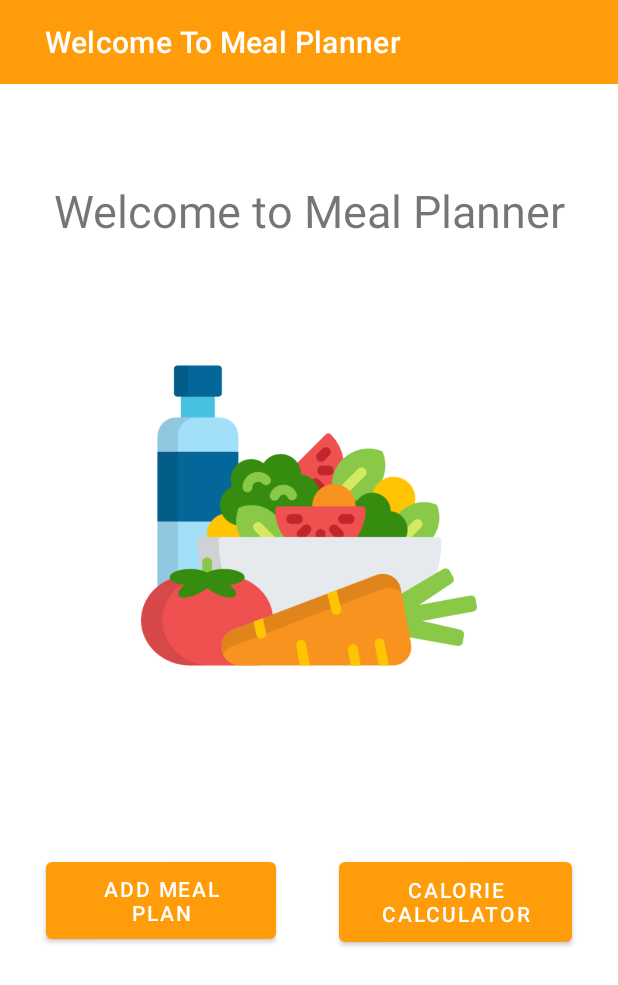
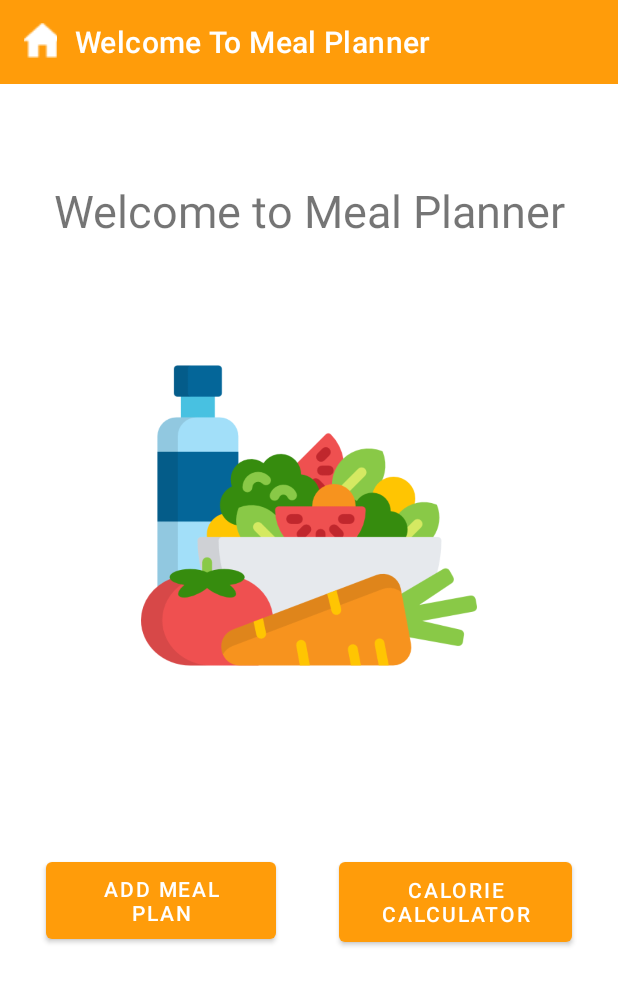
Before and after one commit to MadhaviImashi/4Flicks_BestPlan-application, an Android app: the welcomeMeal screen opened directly, with no data from a screen before it, on a phone screen of 412 x 824 dp. Shown: the top 985 px of the screen. Run offline under Robolectric (Android 15) with nearby library versions, the phone set to English and light mode, and no system bars.

Commit message:
Added home button to toolbar

```diff
--- a/app/src/main/java/com/example/a4flicksapp/welcomeMeal.java
+++ b/app/src/main/java/com/example/a4flicksapp/welcomeMeal.java
@@ -2,16 +2,32 @@ package com.example.a4flicksapp;
 
 import androidx.appcompat.app.AppCompatActivity;
 
+import android.content.Context;
 import android.content.Intent;
 import android.os.Bundle;
 import android.view.View;
+import android.widget.ImageButton;
 
 public class welcomeMeal extends AppCompatActivity {
+
+    private ImageButton homesm;
+    private Context context;
+
 
     @Override
     protected void onCreate(Bundle savedInstanceState) {
         super.onCreate(savedInstanceState);
         setContentView(R.layout.activity_welcome_meal);
+        homesm= findViewById(R.id.mlplhome);
+
+
+        homesm.setOnClickListener(new View.OnClickListener() {
+            @Override
+            public void onClick(View v) {
+                startActivity(new Intent(context,MainActivity.class));
+            }
+        });
+
     }
 
     public void displayaddmeal2(View view){
@@ -27,4 +43,8 @@ public class welcomeMeal extends AppCompatActivity {
 
         startActivity(intent);
     }
+
+
+
+
 }
--- a/app/src/main/res/layout/activity_welcome_meal.xml
+++ b/app/src/main/res/layout/activity_welcome_meal.xml
@@ -17,9 +17,22 @@
         app:layout_constraintEnd_toEndOf="parent"
         app:layout_constraintStart_toStartOf="parent"
         app:layout_constraintTop_toTopOf="parent"
-        app:title="Welcome To Meal Planner"
+        app:title="    Welcome To Meal Planner"
         app:titleMarginStart="30dp"
         app:titleTextColor="#FFFFFF" />
+    <ImageButton
+        android:id="@+id/mlplhome"
+        android:layout_width="22dp"
+        android:layout_height="23dp"
+        android:layout_marginTop="15dp"
+        android:layout_marginBottom="27dp"
+        app:layout_constraintBottom_toBottomOf="@+id/toolbar3"
+        app:layout_constraintEnd_toEndOf="@+id/toolbar3"
+        app:layout_constraintHorizontal_bias="0.041"
+        app:layout_constraintStart_toStartOf="@+id/toolbar3"
+        app:layout_constraintTop_toTopOf="parent"
+        app:layout_constraintVertical_bias="0.0"
+        app:srcCompat="@drawable/screenshot_2" />
 
     <Button
         android:id="@+id/planner"
```
Also changed, not shown: app/src/main/java/com/example/a4flicksapp/listOfMeals.java (+10 -0 lines), app/src/main/res/layout/activity_list_of_meals.xml (+15 -1 lines).
